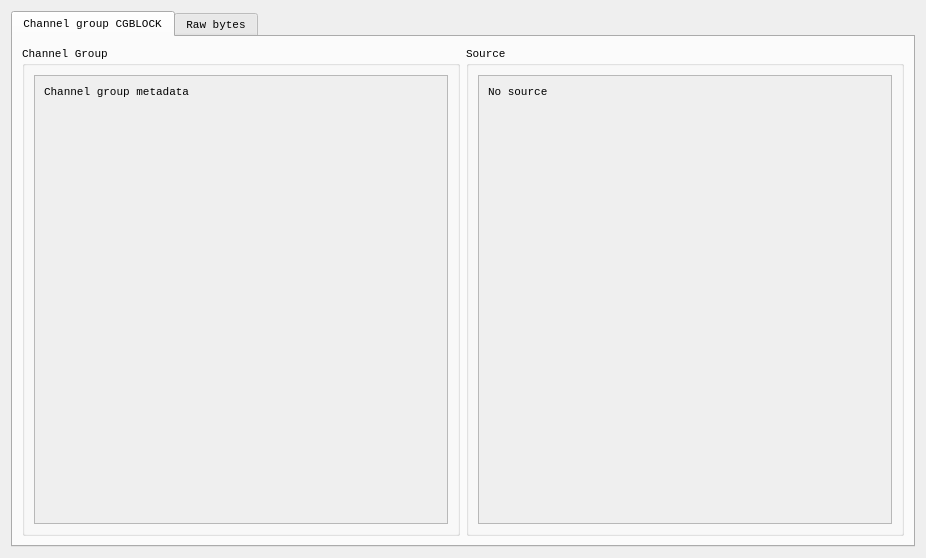
danielhrisca/asammdf, file src/asammdf/gui/ui/channel_group_info_widget.ui: the form before one commit.
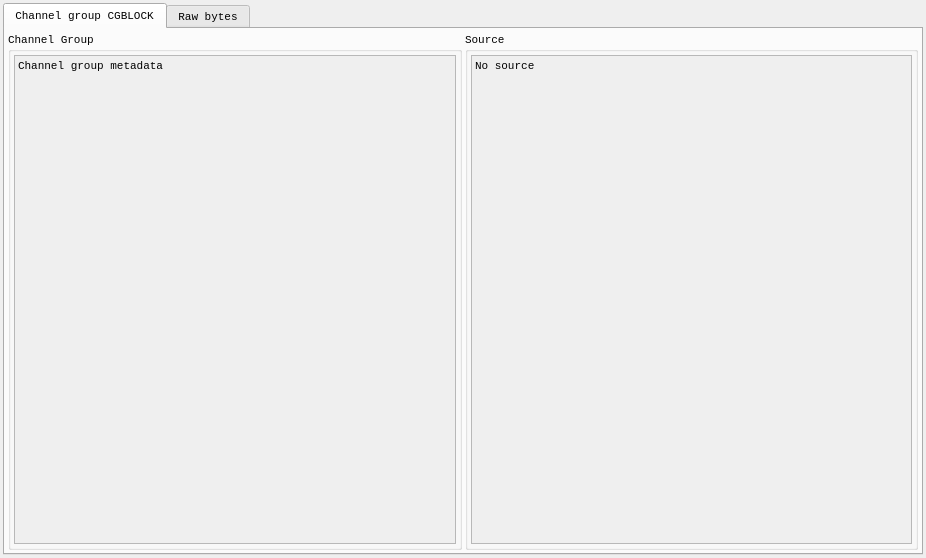
The form after the commit.

The edit to the form file:
```diff
--- a/src/asammdf/gui/ui/channel_group_info_widget.ui
+++ b/src/asammdf/gui/ui/channel_group_info_widget.ui
@@ -14,6 +14,21 @@
    <string>Form</string>
   </property>
   <layout class="QVBoxLayout" name="verticalLayout_2">
+   <property name="spacing">
+  <number>3</number>
+</property>
+   <property name="leftMargin">
+  <number>3</number>
+</property>
+   <property name="topMargin">
+  <number>3</number>
+</property>
+   <property name="rightMargin">
+  <number>3</number>
+</property>
+   <property name="bottomMargin">
+  <number>3</number>
+</property>
    <item>
     <widget class="QTabWidget" name="tabs">
      <property name="font">
@@ -30,6 +45,21 @@
        <string>Channel group CGBLOCK</string>
       </attribute>
       <layout class="QHBoxLayout" name="horizontalLayout">
+       <property name="spacing">
+  <number>3</number>
+</property>
+       <property name="leftMargin">
+  <number>3</number>
+</property>
+       <property name="topMargin">
+  <number>3</number>
+</property>
+       <property name="rightMargin">
+  <number>3</number>
+</property>
+       <property name="bottomMargin">
+  <number>3</number>
+</property>
        <item>
         <widget class="QGroupBox" name="groupBox">
          <property name="title">
@@ -39,6 +69,21 @@
           <bool>false</bool>
          </property>
          <layout class="QVBoxLayout" name="verticalLayout_4">
+          <property name="spacing">
+  <number>3</number>
+</property>
+          <property name="leftMargin">
+  <number>3</number>
+</property>
+          <property name="topMargin">
+  <number>3</number>
+</property>
+          <property name="rightMargin">
+  <number>3</number>
+</property>
+          <property name="bottomMargin">
+  <number>3</number>
+</property>
           <item>
            <widget class="QScrollArea" name="scrollArea">
             <property name="widgetResizable">
@@ -49,11 +94,26 @@
               <rect>
                <x>0</x>
                <y>0</y>
-               <width>417</width>
-               <height>461</height>
+               <width>443</width>
+               <height>497</height>
               </rect>
              </property>
              <layout class="QVBoxLayout" name="verticalLayout_3">
+              <property name="spacing">
+  <number>3</number>
+</property>
+              <property name="leftMargin">
+  <number>3</number>
+</property>
+              <property name="topMargin">
+  <number>3</number>
+</property>
+              <property name="rightMargin">
+  <number>3</number>
+</property>
+              <property name="bottomMargin">
+  <number>3</number>
+</property>
               <item>
                <widget class="QLabel" name="channel_group_label">
                 <property name="text">
@@ -90,6 +150,21 @@
           <string>Source</string>
          </property>
          <layout class="QVBoxLayout" name="verticalLayout_5">
+          <property name="spacing">
+  <number>3</number>
+</property>
+          <property name="leftMargin">
+  <number>3</number>
+</property>
+          <property name="topMargin">
+  <number>3</number>
+</property>
+          <property name="rightMargin">
+  <number>3</number>
+</property>
+          <property name="bottomMargin">
+  <number>3</number>
+</property>
           <item>
            <widget class="QScrollArea" name="scrollArea_3">
             <property name="widgetResizable">
@@ -100,11 +175,26 @@
               <rect>
                <x>0</x>
                <y>0</y>
-               <width>417</width>
-               <height>461</height>
+               <width>442</width>
+               <height>497</height>
               </rect>
              </property>
              <layout class="QVBoxLayout" name="verticalLayout">
+              <property name="spacing">
+  <number>3</number>
+</property>
+              <property name="leftMargin">
+  <number>3</number>
+</property>
+              <property name="topMargin">
+  <number>3</number>
+</property>
+              <property name="rightMargin">
+  <number>3</number>
+</property>
+              <property name="bottomMargin">
+  <number>3</number>
+</property>
               <item>
                <widget class="QLabel" name="source_label">
                 <property name="text">
```
Left out of the diff: 34 changed lines with no effect on the pictures.
